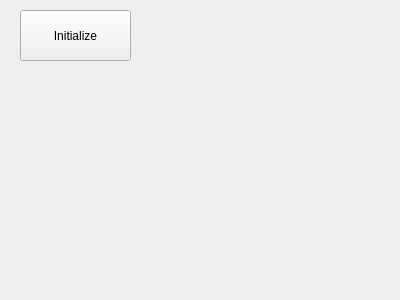
This is mainwindow.ui in cagnulein/ivshmem-example as Qt 5 draws it before an edit. The edited form follows.
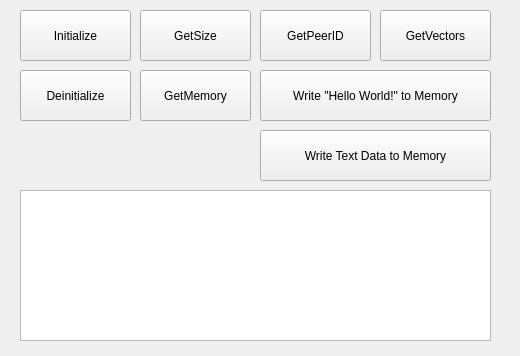
This is the edited form.

Commit message: write memory and get memory ok

The edit to the form file:
```diff
--- a/mainwindow.ui
+++ b/mainwindow.ui
@@ -6,8 +6,8 @@
    <rect>
     <x>0</x>
     <y>0</y>
-    <width>400</width>
-    <height>300</height>
+    <width>520</width>
+    <height>356</height>
    </rect>
   </property>
   <property name="windowTitle">
@@ -27,6 +27,107 @@
      <string>Initialize</string>
     </property>
    </widget>
+   <widget class="QPushButton" name="cmdGetSize">
+    <property name="geometry">
+     <rect>
+      <x>140</x>
+      <y>10</y>
+      <width>111</width>
+      <height>51</height>
+     </rect>
+    </property>
+    <property name="text">
+     <string>GetSize</string>
+    </property>
+   </widget>
+   <widget class="QPushButton" name="cmdGetPeerID">
+    <property name="geometry">
+     <rect>
+      <x>260</x>
+      <y>10</y>
+      <width>111</width>
+      <height>51</height>
+     </rect>
+    </property>
+    <property name="text">
+     <string>GetPeerID</string>
+    </property>
+   </widget>
+   <widget class="QPushButton" name="cmdDeinit">
+    <property name="geometry">
+     <rect>
+      <x>20</x>
+      <y>70</y>
+      <width>111</width>
+      <height>51</height>
+     </rect>
+    </property>
+    <property name="text">
+     <string>Deinitialize</string>
+    </property>
+   </widget>
+   <widget class="QPushButton" name="cmdGetVectors">
+    <property name="geometry">
+     <rect>
+      <x>380</x>
+      <y>10</y>
+      <width>111</width>
+      <height>51</height>
+     </rect>
+    </property>
+    <property name="text">
+     <string>GetVectors</string>
+    </property>
+   </widget>
+   <widget class="QPushButton" name="cmdGetMemory">
+    <property name="geometry">
+     <rect>
+      <x>140</x>
+      <y>70</y>
+      <width>111</width>
+      <height>51</height>
+     </rect>
+    </property>
+    <property name="text">
+     <string>GetMemory</string>
+    </property>
+   </widget>
+   <widget class="QPushButton" name="cmdWriteMemory">
+    <property name="geometry">
+     <rect>
+      <x>260</x>
+      <y>70</y>
+      <width>231</width>
+      <height>51</height>
+     </rect>
+    </property>
+    <property name="text">
+     <string>Write &quot;Hello World!&quot; to Memory</string>
+    </property>
+   </widget>
+   <widget class="QPlainTextEdit" name="plainTextEdit">
+    <property name="geometry">
+     <rect>
+      <x>20</x>
+      <y>190</y>
+      <width>471</width>
+      <height>151</height>
+     </rect>
+    </property>
+   </widget>
+   <widget class="QPushButton" name="cmdWriteMemoryEdit">
+    <property name="geometry">
+     <rect>
+      <x>260</x>
+      <y>130</y>
+      <width>231</width>
+      <height>51</height>
+     </rect>
+    </property>
+    <property name="text">
+     <string>Write Text Data to Memory</string>
+    </property>
+   </widget>
   </widget>
  </widget>
  <layoutdefault spacing="6" margin="11"/>
```
Left out of the diff: 2 changed lines with no effect on the pictures. The commit also changes 2 other files.
